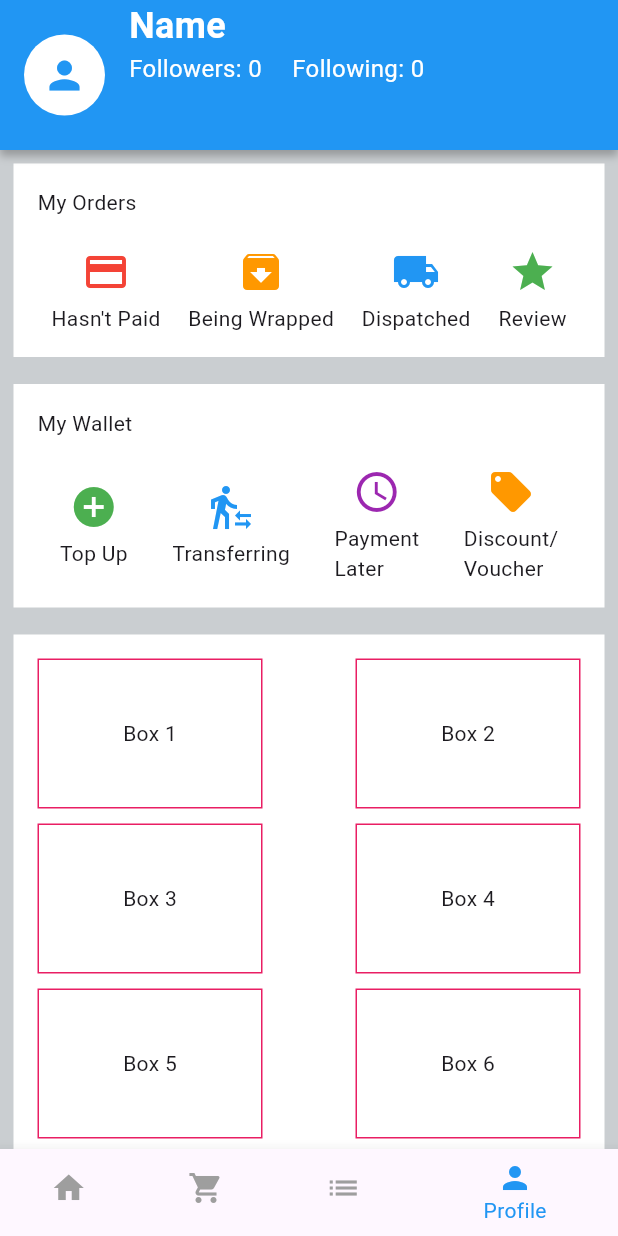
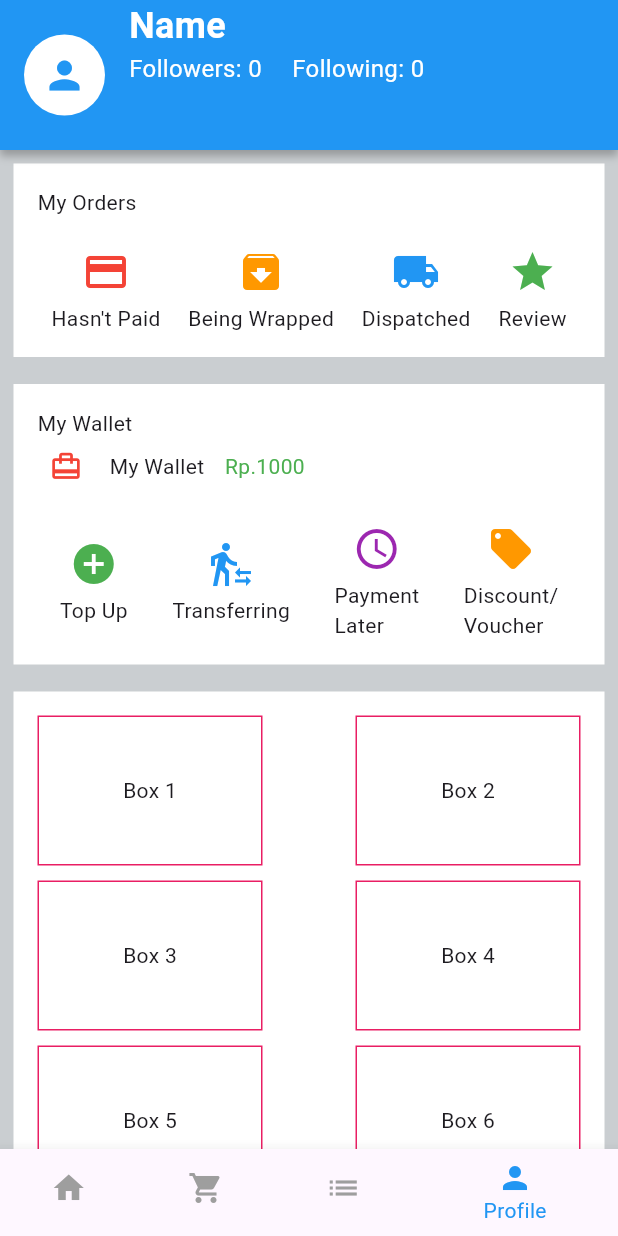
Before and after one commit to alifroject/Eccomerce-1stDayOfDart, a Flutter app: the screen it shows after launch, item 4 of the bottom bar chosen, on a phone screen of 412 x 824 dp. Run offline on Flutter 3.47's test engine with Material 3 defaults, Android fonts, the phone set to English and light mode, and no system bars; network calls fail.

Commit message:
Adding some items in Profile

```diff
--- a/lib/views/profile_screen.dart
+++ b/lib/views/profile_screen.dart
@@ -42,8 +42,7 @@ class ProfileScreen extends StatelessWidget {
                     onPressed: () {},
                   ),
                   Padding(
-                    padding: EdgeInsets.only(
-                        left: 16.0),
+                    padding: EdgeInsets.only(left: 16.0),
                     child: Column(
                       crossAxisAlignment: CrossAxisAlignment.start,
                       children: <Widget>[
@@ -145,6 +144,32 @@ class ProfileScreen extends StatelessWidget {
                           'My Wallet',
                           style: TextStyle(fontSize: 14),
                         ),
+                        Row(
+                          children: [
+                            Padding(
+                              padding: EdgeInsets.all(
+                                  8.0),
+                              child: Icon(
+                                Icons.wallet_travel,
+                                size: 22,
+                                color: Colors.red,
+                              ),
+                            ),
+                            SizedBox(width: 10),
+                            Text(
+                              'My Wallet',
+                              style: TextStyle(fontSize: 14),
+                            ),
+                            SizedBox(
+                                width: 10),
+                            Text(
+                              '\ Rp.1000',
+                              style: TextStyle(
+                                  fontSize: 14,
+                                  color: Colors.green),
+                            ),
+                          ],
+                        ),
                         SizedBox(height: 20),
                         Row(
                           mainAxisAlignment: MainAxisAlignment.spaceAround,
@@ -189,17 +214,14 @@ class ProfileScreen extends StatelessWidget {
                       ],
                     ),
                   ),
-
-
                   SingleChildScrollView(
                     child: Container(
-                       color: Colors.white,
-                        margin: EdgeInsets.all(9.0),
+                      color: Colors.white,
+                      margin: EdgeInsets.all(9.0),
                       padding: EdgeInsets.all(16.0),
                       child: Column(
                         crossAxisAlignment: CrossAxisAlignment.start,
                         children: <Widget>[
-
                           Row(
                             mainAxisAlignment: MainAxisAlignment.spaceBetween,
                             children: [
@@ -207,8 +229,7 @@ class ProfileScreen extends StatelessWidget {
                                 width: 150,
                                 height: 100,
                                 decoration: BoxDecoration(
-                                  border: Border.all(
-                                      color: Colors.pink),
+                                  border: Border.all(color: Colors.pink),
                                 ),
                                 child: Center(
                                   child: Text('Box 1',
@@ -219,8 +240,7 @@ class ProfileScreen extends StatelessWidget {
                                 width: 150,
                                 height: 100,
                                 decoration: BoxDecoration(
-                                  border: Border.all(
-                                      color: Colors.pink),
+                                  border: Border.all(color: Colors.pink),
                                 ),
                                 child: Center(
                                   child: Text('Box 2',
@@ -240,8 +260,7 @@ class ProfileScreen extends StatelessWidget {
                                 width: 150,
                                 height: 100,
                                 decoration: BoxDecoration(
-                                  border: Border.all(
-                                      color: Colors.pink),
+                                  border: Border.all(color: Colors.pink),
                                 ),
                                 child: Center(
                                   child: Text('Box 3',
@@ -252,8 +271,7 @@ class ProfileScreen extends StatelessWidget {
                                 width: 150,
                                 height: 100,
                                 decoration: BoxDecoration(
-                                  border: Border.all(
-                                      color: Colors.pink),
+                                  border: Border.all(color: Colors.pink),
                                 ),
                                 child: Center(
                                   child: Text('Box 4',
@@ -273,8 +291,7 @@ class ProfileScreen extends StatelessWidget {
                                 width: 150,
                                 height: 100,
                                 decoration: BoxDecoration(
-                                  border: Border.all(
-                                      color: Colors.pink),
+                                  border: Border.all(color: Colors.pink),
                                 ),
                                 child: Center(
                                   child: Text('Box 5',
@@ -285,8 +302,7 @@ class ProfileScreen extends StatelessWidget {
                                 width: 150,
                                 height: 100,
                                 decoration: BoxDecoration(
-                                  border: Border.all(
-                                      color: Colors.pink),
+                                  border: Border.all(color: Colors.pink),
                                 ),
                                 child: Center(
                                   child: Text('Box 6',
@@ -298,7 +314,6 @@ class ProfileScreen extends StatelessWidget {
 
                           SizedBox(height: 10),
 
-
                           Row(
                             mainAxisAlignment: MainAxisAlignment.spaceBetween,
                             children: [
@@ -306,8 +321,7 @@ class ProfileScreen extends StatelessWidget {
                                 width: 150,
                                 height: 100,
                                 decoration: BoxDecoration(
-                                  border: Border.all(
-                                      color: Colors.pink),
+                                  border: Border.all(color: Colors.pink),
                                 ),
                                 child: Center(
                                   child: Text('Box 7',
@@ -318,8 +332,7 @@ class ProfileScreen extends StatelessWidget {
                                 width: 150,
                                 height: 100,
                                 decoration: BoxDecoration(
-                                  border: Border.all(
-                                      color: Colors.pink),
+                                  border: Border.all(color: Colors.pink),
                                 ),
                                 child: Center(
                                   child: Text('Box 8',
```
